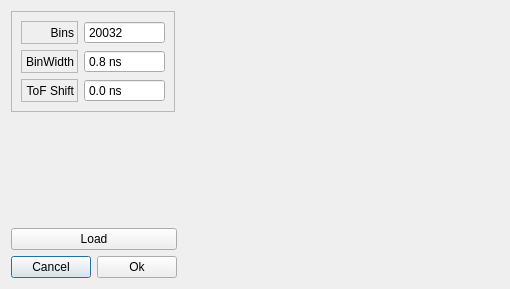
Before: the Qt Designer form forms/original/plot_dlg.ui in DinkoAtanasov/TofCA, drawn with Qt 5.
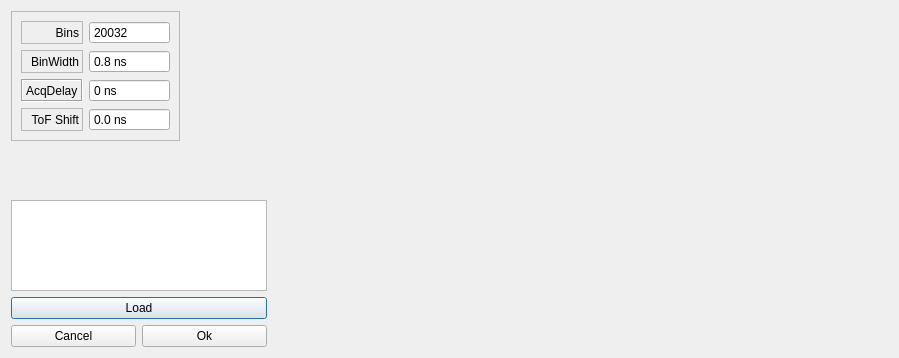
After: the same form once the commit is applied.

Diff of the .ui file:
```diff
--- a/forms/original/plot_dlg.ui
+++ b/forms/original/plot_dlg.ui
@@ -6,8 +6,8 @@
    <rect>
     <x>0</x>
     <y>0</y>
-    <width>510</width>
-    <height>289</height>
+    <width>899</width>
+    <height>358</height>
    </rect>
   </property>
   <property name="windowTitle">
@@ -45,35 +45,44 @@
         </property>
        </widget>
       </item>
+      <item row="3" column="1">
+       <widget class="QDoubleSpinBox" name="tofShiftBox">
+        <property name="buttonSymbols">
+         <enum>QAbstractSpinBox::NoButtons</enum>
+        </property>
+        <property name="suffix">
+         <string> ns</string>
+        </property>
+        <property name="decimals">
+         <number>1</number>
+        </property>
+        <property name="minimum">
+         <double>-100000000000.000000000000000</double>
+        </property>
+        <property name="maximum">
+         <double>9999999999999.000000000000000</double>
+        </property>
+        <property name="singleStep">
+         <double>1.000000000000000</double>
+        </property>
+        <property name="value">
+         <double>0.000000000000000</double>
+        </property>
+       </widget>
+      </item>
       <item row="0" column="1">
        <widget class="QSpinBox" name="tofBins">
         <property name="buttonSymbols">
          <enum>QAbstractSpinBox::NoButtons</enum>
         </property>
         <property name="maximum">
-         <number>100000</number>
+         <number>1000000000</number>
         </property>
         <property name="value">
          <number>20032</number>
         </property>
        </widget>
       </item>
-      <item row="1" column="0">
-       <widget class="QLabel" name="label_13">
-        <property name="frameShape">
-         <enum>QFrame::StyledPanel</enum>
-        </property>
-        <property name="frameShadow">
-         <enum>QFrame::Sunken</enum>
-        </property>
-        <property name="text">
-         <string>BinWidth</string>
-        </property>
-        <property name="alignment">
-         <set>Qt::AlignRight|Qt::AlignTrailing|Qt::AlignVCenter</set>
-        </property>
-       </widget>
-      </item>
       <item row="1" column="1">
        <widget class="QDoubleSpinBox" name="tofBinWidth">
         <property name="buttonSymbols">
@@ -93,7 +102,23 @@
         </property>
        </widget>
       </item>
-      <item row="2" column="0">
+      <item row="1" column="0">
+       <widget class="QLabel" name="label_13">
+        <property name="frameShape">
+         <enum>QFrame::StyledPanel</enum>
+        </property>
+        <property name="frameShadow">
+         <enum>QFrame::Sunken</enum>
+        </property>
+        <property name="text">
+         <string>BinWidth</string>
+        </property>
+        <property name="alignment">
+         <set>Qt::AlignRight|Qt::AlignTrailing|Qt::AlignVCenter</set>
+        </property>
+       </widget>
+      </item>
+      <item row="3" column="0">
        <widget class="QLabel" name="label_10">
         <property name="frameShape">
          <enum>QFrame::StyledPanel</enum>
@@ -110,7 +135,7 @@
        </widget>
       </item>
       <item row="2" column="1">
-       <widget class="QDoubleSpinBox" name="tofShiftBox">
+       <widget class="QDoubleSpinBox" name="acqdelay">
         <property name="buttonSymbols">
          <enum>QAbstractSpinBox::NoButtons</enum>
         </property>
@@ -118,19 +143,23 @@
          <string> ns</string>
         </property>
         <property name="decimals">
-         <number>1</number>
-        </property>
-        <property name="minimum">
-         <double>-100000000000.000000000000000</double>
+         <number>0</number>
         </property>
         <property name="maximum">
-         <double>9999999999999.000000000000000</double>
+         <double>10000000000000.000000000000000</double>
         </property>
-        <property name="singleStep">
-         <double>1.000000000000000</double>
+       </widget>
+      </item>
+      <item row="2" column="0">
+       <widget class="QLabel" name="label">
+        <property name="frameShape">
+         <enum>QFrame::Box</enum>
         </property>
-        <property name="value">
-         <double>0.000000000000000</double>
+        <property name="frameShadow">
+         <enum>QFrame::Sunken</enum>
+        </property>
+        <property name="text">
+         <string>AcqDelay</string>
         </property>
        </widget>
       </item>
@@ -150,16 +179,24 @@
      </property>
     </spacer>
    </item>
-   <item row="0" column="1" rowspan="4">
-    <widget class="QWidget" name="graphWidget" native="true">
-     <layout class="QGridLayout" name="gridLayout_3">
-      <item row="0" column="0">
-       <layout class="QVBoxLayout" name="verticalLayout"/>
-      </item>
-     </layout>
+   <item row="2" column="0">
+    <widget class="QTextEdit" name="fit_info">
+     <property name="sizePolicy">
+      <sizepolicy hsizetype="Fixed" vsizetype="Expanding">
+       <horstretch>0</horstretch>
+       <verstretch>0</verstretch>
+      </sizepolicy>
+     </property>
     </widget>
    </item>
    <item row="3" column="0">
+    <widget class="QPushButton" name="loadButton">
+     <property name="text">
+      <string>Load</string>
+     </property>
+    </widget>
+   </item>
+   <item row="4" column="0">
     <layout class="QHBoxLayout" name="horizontalLayout">
      <item>
       <widget class="QPushButton" name="cancelButton">
@@ -177,11 +214,13 @@
      </item>
     </layout>
    </item>
-   <item row="2" column="0">
-    <widget class="QPushButton" name="loadButton">
-     <property name="text">
-      <string>Load</string>
-     </property>
+   <item row="0" column="1" rowspan="5">
+    <widget class="QWidget" name="graphWidget" native="true">
+     <layout class="QGridLayout" name="gridLayout_3">
+      <item row="0" column="0">
+       <layout class="QVBoxLayout" name="verticalLayout"/>
+      </item>
+     </layout>
     </widget>
    </item>
   </layout>
```
